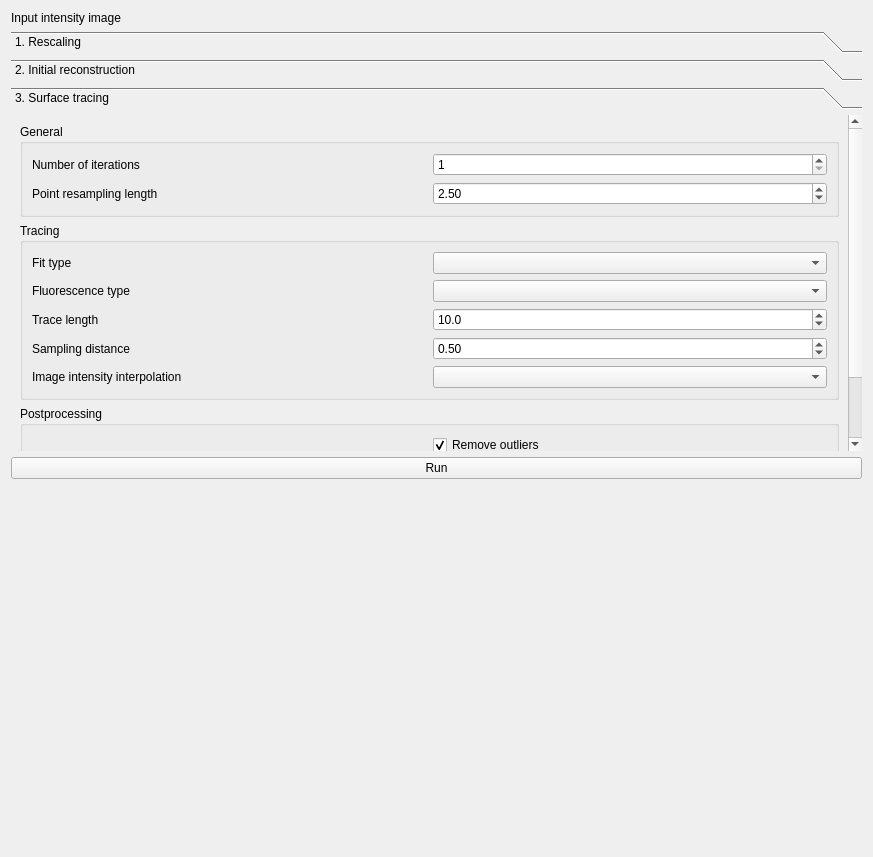
This is src/napari_stress/_reconstruction/toolbox.ui in campaslab/napari-stress as Qt 5 draws it before an edit. The edited form follows.
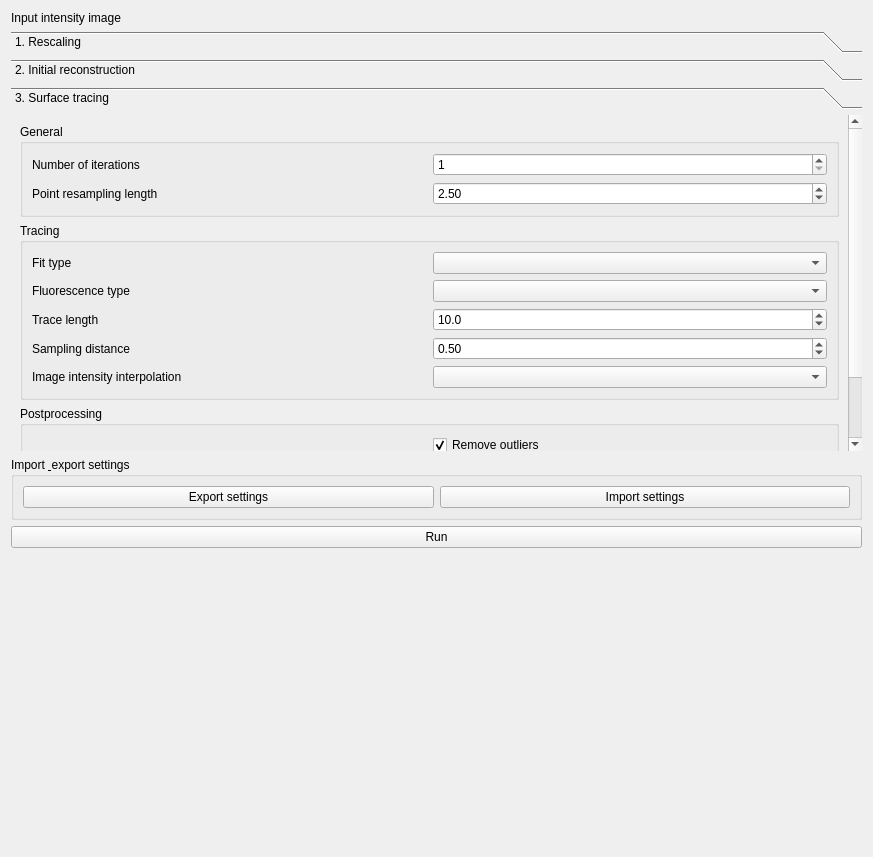
This is the edited form. The open tabs and pages were chosen to show the change.

Commit message: added import/export settings to droplet reconstruction toolbox

The edit to the form file:
```diff
--- a/src/napari_stress/_reconstruction/toolbox.ui
+++ b/src/napari_stress/_reconstruction/toolbox.ui
@@ -423,13 +423,36 @@
     </widget>
    </item>
    <item row="2" column="0" colspan="2">
+    <widget class="QGroupBox" name="groupBox_4">
+     <property name="title">
+      <string>Import &amp; export settings</string>
+     </property>
+     <layout class="QHBoxLayout" name="horizontalLayout">
+      <item>
+       <widget class="QPushButton" name="pushButton_export">
+        <property name="text">
+         <string>Export settings</string>
+        </property>
+       </widget>
+      </item>
+      <item>
+       <widget class="QPushButton" name="pushButton_import">
+        <property name="text">
+         <string>Import settings</string>
+        </property>
+       </widget>
+      </item>
+     </layout>
+    </widget>
+   </item>
+   <item row="3" column="0" colspan="2">
     <widget class="QPushButton" name="pushButton_run">
      <property name="text">
       <string>Run</string>
      </property>
     </widget>
    </item>
-   <item row="3" column="0">
+   <item row="4" column="1">
     <spacer name="verticalSpacer_3">
      <property name="orientation">
       <enum>Qt::Vertical</enum>
```
Left out of the diff: 13 changed lines with no effect on the pictures. The commit also changes 3 other files.
